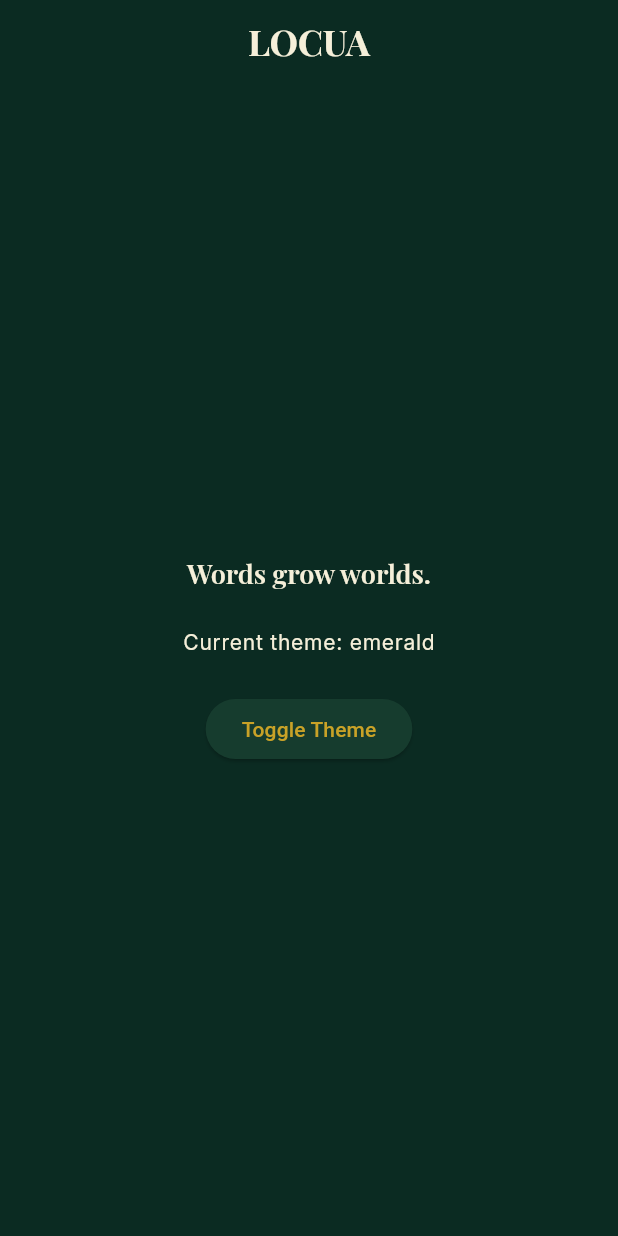
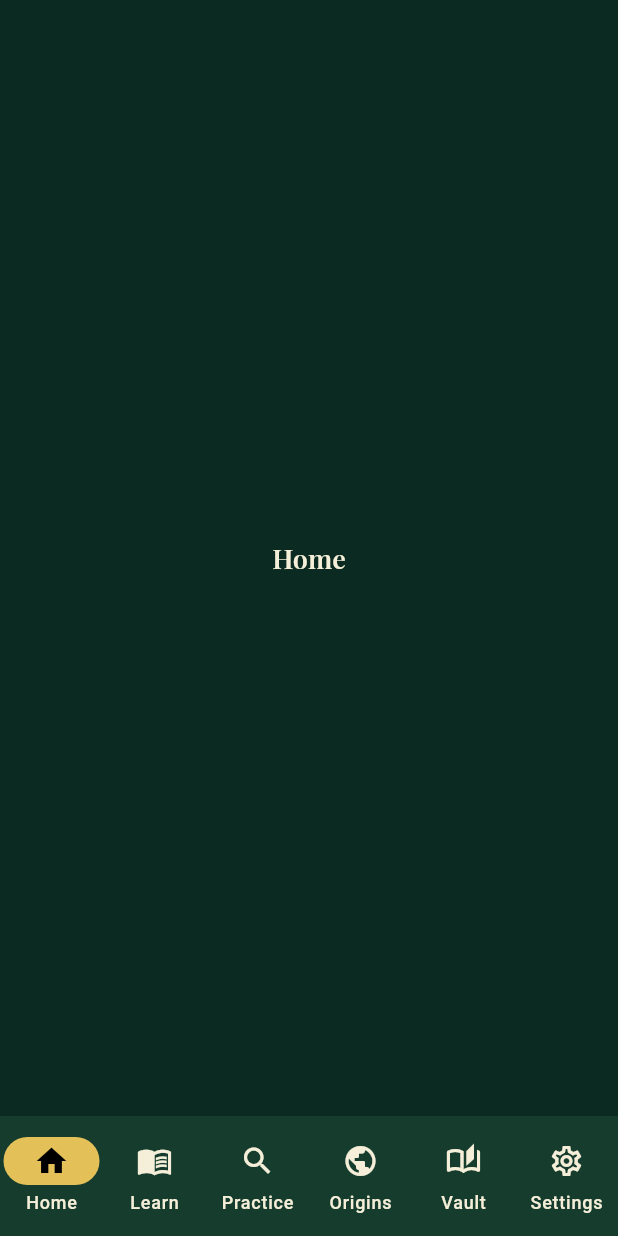
Before and after one commit to disenapati-90/locua_app, a Flutter app: the screen it shows after launch, on a phone screen of 412 x 824 dp. Run offline on Flutter 3.47's test engine with Material 3 defaults, Android fonts, the phone set to English and light mode, and no system bars; our stand-ins replace google_fonts.

Commit message:
Day 2: bottom nav shell with 6 screens, SafeArea applied

```diff
--- a/locua/lib/main.dart
+++ b/locua/lib/main.dart
@@ -1,12 +1,12 @@
 // main.dart
 // Entry point of the Locua app.
 // Sets up the ThemeProvider so the whole app can react to theme changes,
-// and shows a temporary placeholder Home screen just to prove the branding
-// (colors, fonts, theme switching) works before we build the real screens.
+// and loads MainShell — the bottom-nav shell with all 6 screens.
 
 import 'package:flutter/material.dart';
 import 'package:provider/provider.dart';
 import 'providers/theme_provider.dart';
+import 'widgets/main_shell.dart';
 
 void main() {
   runApp(
@@ -31,52 +31,7 @@ class LocuaApp extends StatelessWidget {
       title: 'Locua',
       debugShowCheckedModeBanner: false, // hides the red "DEBUG" ribbon
       theme: themeProvider.themeData, // pulls current theme live
-      home: const PlaceholderHomeScreen(),
+      home: const MainShell(),
     );
   }
 }
-
-// Temporary screen — will be replaced by the real Home screen (Day 4).
-// Just here to visually confirm both themes render correctly.
-class PlaceholderHomeScreen extends StatelessWidget {
-  const PlaceholderHomeScreen({super.key});
-
-  @override
-  Widget build(BuildContext context) {
-    final themeProvider = context.watch<ThemeProvider>();
-
-    return Scaffold(
-      appBar: AppBar(
-        // SafeArea-friendly by default via Scaffold/AppBar combo.
-        title: Text('LOCUA', style: Theme.of(context).textTheme.displayLarge),
-        centerTitle: true,
-      ),
-      body: SafeArea(
-        // SafeArea ensures content never overlaps system UI —
-        // status bar at top, Android nav buttons at bottom.
-        child: Center(
-          child: Column(
-            mainAxisAlignment: MainAxisAlignment.center,
-            children: [
-              Text(
-                'Words grow worlds.',
-                style: Theme.of(context).textTheme.titleLarge,
-              ),
-              const SizedBox(height: 24),
-              Text(
-                'Current theme: ${themeProvider.current.name}',
-                style: Theme.of(context).textTheme.bodyLarge,
-              ),
-              const SizedBox(height: 24),
-              ElevatedButton(
-                // Tapping this proves theme switching works live, no restart needed.
-                onPressed: () => context.read<ThemeProvider>().toggleTheme(),
-                child: const Text('Toggle Theme'),
-              ),
-            ],
-          ),
-        ),
-      ),
-    );
-  }
-}
--- /dev/null
+++ b/locua/lib/screens/home_screen.dart
@@ -0,0 +1,16 @@
+// home_screen.dart
+// Placeholder for the Home tab. Will later show streak, progress ring,
+// and "continue learning" card (Day 4). For now just confirms navigation works.
+
+import 'package:flutter/material.dart';
+
+class HomeScreen extends StatelessWidget {
+  const HomeScreen({super.key});
+
+  @override
+  Widget build(BuildContext context) {
+    return Center(
+      child: Text('Home', style: Theme.of(context).textTheme.titleLarge),
+    );
+  }
+}
--- /dev/null
+++ b/locua/lib/widgets/main_shell.dart
@@ -0,0 +1,67 @@
+// main_shell.dart
+// The app's main navigation shell: a bottom nav bar with 6 tabs,
+// switching between Home, Learn, Practice, Origins, Vault, Settings.
+//
+// Uses IndexedStack (not Navigator) so switching tabs doesn't rebuild
+// screens from scratch each time — each tab keeps its own state alive
+// in the background, which matters later for things like an in-progress
+// story or an active timer not resetting when you switch away and back.
+
+import 'package:flutter/material.dart';
+import '../screens/home_screen.dart';
+import '../screens/learn_screen.dart';
+import '../screens/practice_screen.dart';
+import '../screens/origins_screen.dart';
+import '../screens/vault_screen.dart';
+import '../screens/settings_screen.dart';
+
+class MainShell extends StatefulWidget {
+  const MainShell({super.key});
+
+  @override
+  State<MainShell> createState() => _MainShellState();
+}
+
+class _MainShellState extends State<MainShell> {
+  // Tracks which tab is currently selected (0 = Home, 1 = Learn, etc.)
+  int _selectedIndex = 0;
+
+  // The actual screen widgets, in the same order as the nav bar items below.
+  final List<Widget> _screens = const [
+    HomeScreen(),
+    LearnScreen(),
+    PracticeScreen(),
+    OriginsScreen(),
+    VaultScreen(),
+    SettingsScreen(),
+  ];
+
+  @override
+  Widget build(BuildContext context) {
+    return Scaffold(
+      // SafeArea wraps the body so content never overlaps the phone's
+      // status bar (top) or system nav buttons (bottom) — confirmed
+      // working correctly per our earlier discussion.
+      body: SafeArea(
+        child: IndexedStack(
+          index: _selectedIndex,
+          children: _screens,
+        ),
+      ),
+      bottomNavigationBar: NavigationBar(
+        selectedIndex: _selectedIndex,
+        onDestinationSelected: (index) {
+          setState(() => _selectedIndex = index); // switches the visible tab
+        },
+        destinations: const [
+          NavigationDestination(icon: Icon(Icons.home_outlined), selectedIcon: Icon(Icons.home), label: 'Home'),
+          NavigationDestination(icon: Icon(Icons.menu_book_outlined), selectedIcon: Icon(Icons.menu_book), label: 'Learn'),
+          NavigationDestination(icon: Icon(Icons.search_outlined), selectedIcon: Icon(Icons.search), label: 'Practice'),
+          NavigationDestination(icon: Icon(Icons.public_outlined), selectedIcon: Icon(Icons.public), label: 'Origins'),
+          NavigationDestination(icon: Icon(Icons.auto_stories_outlined), selectedIcon: Icon(Icons.auto_stories), label: 'Vault'),
+          NavigationDestination(icon: Icon(Icons.settings_outlined), selectedIcon: Icon(Icons.settings), label: 'Settings'),
+        ],
+      ),
+    );
+  }
+}
```
Also changed, not shown: locua/lib/screens/learn_screen.dart (added, +16 -0 lines), locua/lib/screens/origins_screen.dart (added, +16 -0 lines), locua/lib/screens/practice_screen.dart (added, +16 -0 lines), locua/lib/screens/settings_screen.dart (added, +31 -0 lines), locua/lib/screens/vault_screen.dart (added, +16 -0 lines).
